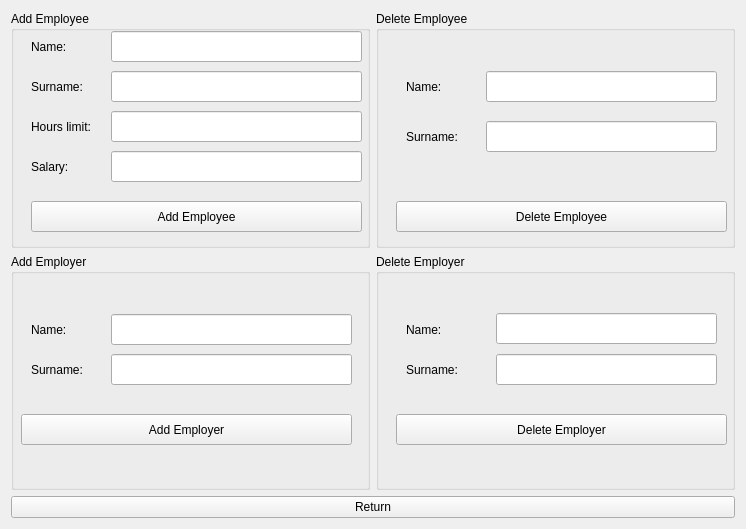
First picture: the form in Comcalen/ManageDatabase.ui, repository Rolkarolka/Comcalen, before the edit.
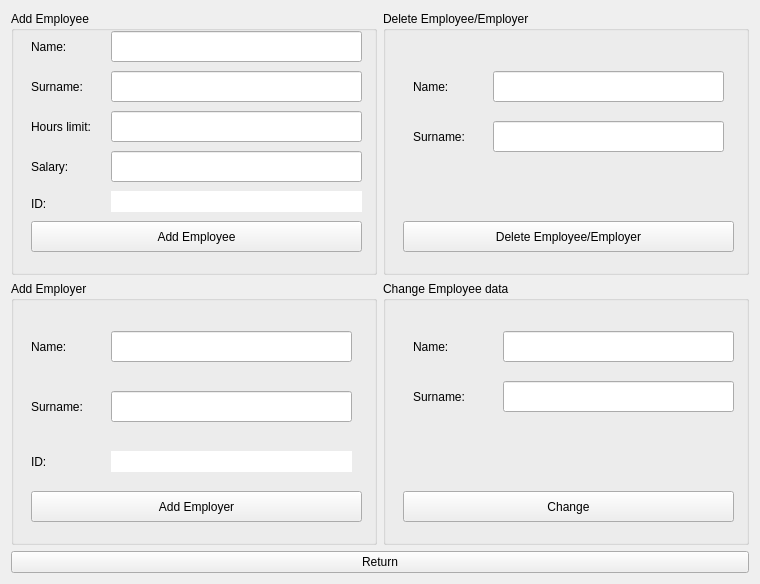
Second picture: the form after the edit. Icons and pictures are not drawn.

Commit message: implementacja manage database, zapis do pliku popsuty

Patch:
```diff
--- a/Comcalen/ManageDatabase.ui
+++ b/Comcalen/ManageDatabase.ui
@@ -6,90 +6,21 @@
    <rect>
     <x>0</x>
     <y>0</y>
-    <width>746</width>
-    <height>529</height>
+    <width>760</width>
+    <height>584</height>
    </rect>
   </property>
   <property name="windowTitle">
    <string>ManageDatabase</string>
   </property>
   <layout class="QGridLayout" name="gridLayout">
-   <item row="1" column="0">
-    <widget class="QGroupBox" name="add_employer">
-     <property name="styleSheet">
-      <string notr="true"> QGroupBox { background-image:url(:/Comcalen/background.jpg)}</string>
-     </property>
-     <property name="title">
-      <string>Add Employer</string>
-     </property>
-     <widget class="QLineEdit" name="add_name_r">
-      <property name="geometry">
-       <rect>
-        <x>100</x>
-        <y>60</y>
-        <width>241</width>
-        <height>31</height>
-       </rect>
-      </property>
-     </widget>
-     <widget class="QLineEdit" name="add_surname_r">
-      <property name="geometry">
-       <rect>
-        <x>100</x>
-        <y>100</y>
-        <width>241</width>
-        <height>31</height>
-       </rect>
-      </property>
-     </widget>
-     <widget class="QPushButton" name="add_employer_button">
-      <property name="geometry">
-       <rect>
-        <x>10</x>
-        <y>160</y>
-        <width>331</width>
-        <height>31</height>
-       </rect>
-      </property>
-      <property name="text">
-       <string>Add Employer</string>
-      </property>
-     </widget>
-     <widget class="QLabel" name="name_r">
-      <property name="geometry">
-       <rect>
-        <x>20</x>
-        <y>60</y>
-        <width>71</width>
-        <height>31</height>
-       </rect>
-      </property>
-      <property name="text">
-       <string>Name:</string>
-      </property>
-     </widget>
-     <widget class="QLabel" name="surname_r">
-      <property name="geometry">
-       <rect>
-        <x>20</x>
-        <y>100</y>
-        <width>61</width>
-        <height>31</height>
-       </rect>
-      </property>
-      <property name="text">
-       <string>Surname:</string>
-      </property>
-     </widget>
-    </widget>
-   </item>
    <item row="0" column="1">
     <widget class="QGroupBox" name="del_employee">
      <property name="styleSheet">
       <string notr="true"> QGroupBox { background-image:url(:/Comcalen/background.jpg)}</string>
      </property>
      <property name="title">
-      <string>Delete Employee</string>
+      <string>Delete Employee/Employer</string>
      </property>
      <widget class="QLineEdit" name="del_name_e">
       <property name="geometry">
@@ -115,13 +46,13 @@
       <property name="geometry">
        <rect>
         <x>20</x>
-        <y>190</y>
+        <y>210</y>
         <width>331</width>
         <height>31</height>
        </rect>
       </property>
       <property name="text">
-       <string>Delete Employee</string>
+       <string>Delete Employee/Employer</string>
       </property>
      </widget>
      <widget class="QLabel" name="surname_e_2">
@@ -159,52 +90,52 @@
      </property>
     </widget>
    </item>
-   <item row="1" column="1">
-    <widget class="QGroupBox" name="delete_employer">
+   <item row="1" column="0">
+    <widget class="QGroupBox" name="add_employer">
      <property name="styleSheet">
       <string notr="true"> QGroupBox { background-image:url(:/Comcalen/background.jpg)}</string>
      </property>
      <property name="title">
-      <string>Delete Employer</string>
+      <string>Add Employer</string>
      </property>
-     <widget class="QLineEdit" name="del_name_r">
+     <widget class="QLineEdit" name="add_name_r">
       <property name="geometry">
        <rect>
-        <x>120</x>
-        <y>59</y>
-        <width>221</width>
+        <x>100</x>
+        <y>50</y>
+        <width>241</width>
         <height>31</height>
        </rect>
       </property>
      </widget>
-     <widget class="QLineEdit" name="del_surname_r">
+     <widget class="QLineEdit" name="add_surname_r">
       <property name="geometry">
        <rect>
-        <x>120</x>
-        <y>100</y>
-        <width>221</width>
+        <x>100</x>
+        <y>110</y>
+        <width>241</width>
         <height>31</height>
        </rect>
       </property>
      </widget>
-     <widget class="QPushButton" name="del_employer_button">
+     <widget class="QPushButton" name="add_employer_button">
       <property name="geometry">
        <rect>
         <x>20</x>
-        <y>160</y>
+        <y>210</y>
         <width>331</width>
         <height>31</height>
        </rect>
       </property>
       <property name="text">
-       <string>Delete Employer</string>
+       <string>Add Employer</string>
       </property>
      </widget>
-     <widget class="QLabel" name="name_r_2">
+     <widget class="QLabel" name="name_r">
       <property name="geometry">
        <rect>
-        <x>30</x>
-        <y>60</y>
+        <x>20</x>
+        <y>50</y>
         <width>71</width>
         <height>31</height>
        </rect>
@@ -213,11 +144,11 @@
        <string>Name:</string>
       </property>
      </widget>
-     <widget class="QLabel" name="surname_r_2">
+     <widget class="QLabel" name="surname_r">
       <property name="geometry">
        <rect>
-        <x>30</x>
-        <y>100</y>
+        <x>20</x>
+        <y>110</y>
         <width>61</width>
         <height>31</height>
        </rect>
@@ -226,6 +157,35 @@
        <string>Surname:</string>
       </property>
      </widget>
+     <widget class="QLabel" name="label_6">
+      <property name="geometry">
+       <rect>
+        <x>20</x>
+        <y>170</y>
+        <width>61</width>
+        <height>21</height>
+       </rect>
+      </property>
+      <property name="text">
+       <string>ID:</string>
+      </property>
+     </widget>
+     <widget class="QLabel" name="label_8">
+      <property name="geometry">
+       <rect>
+        <x>100</x>
+        <y>170</y>
+        <width>241</width>
+        <height>21</height>
+       </rect>
+      </property>
+      <property name="styleSheet">
+       <string notr="true">QLabel{background-color:rgb(255, 255, 255)}</string>
+      </property>
+      <property name="text">
+       <string/>
+      </property>
+     </widget>
     </widget>
    </item>
    <item row="0" column="0">
@@ -280,7 +240,7 @@
       <property name="geometry">
        <rect>
         <x>20</x>
-        <y>190</y>
+        <y>210</y>
         <width>331</width>
         <height>31</height>
        </rect>
@@ -339,6 +299,117 @@
       </property>
       <property name="text">
        <string>Salary:</string>
+      </property>
+     </widget>
+     <widget class="QLabel" name="label_5">
+      <property name="geometry">
+       <rect>
+        <x>20</x>
+        <y>182</y>
+        <width>81</width>
+        <height>21</height>
+       </rect>
+      </property>
+      <property name="text">
+       <string>ID:</string>
+      </property>
+     </widget>
+     <widget class="QLabel" name="label_7">
+      <property name="geometry">
+       <rect>
+        <x>100</x>
+        <y>180</y>
+        <width>251</width>
+        <height>21</height>
+       </rect>
+      </property>
+      <property name="styleSheet">
+       <string notr="true">QLabel{background-color:rgb(255, 255, 255)}</string>
+      </property>
+      <property name="text">
+       <string/>
+      </property>
+     </widget>
+    </widget>
+   </item>
+   <item row="1" column="1">
+    <widget class="QGroupBox" name="change_employee">
+     <property name="styleSheet">
+      <string notr="true"> QGroupBox { background-image:url(:/Comcalen/background.jpg)}</string>
+     </property>
+     <property name="title">
+      <string>Change Employee data</string>
+     </property>
+     <widget class="QLineEdit" name="change_name_e">
+      <property name="geometry">
+       <rect>
+        <x>120</x>
+        <y>50</y>
+        <width>231</width>
+        <height>31</height>
+       </rect>
+      </property>
+     </widget>
+     <widget class="QLineEdit" name="change_surname_e">
+      <property name="geometry">
+       <rect>
+        <x>120</x>
+        <y>100</y>
+        <width>231</width>
+        <height>31</height>
+       </rect>
+      </property>
+     </widget>
+     <widget class="QLabel" name="name_e_3">
+      <property name="geometry">
+       <rect>
+        <x>30</x>
+        <y>50</y>
+        <width>71</width>
+        <height>31</height>
+       </rect>
+      </property>
+      <property name="text">
+       <string>Name:</string>
+      </property>
+     </widget>
+     <widget class="QLabel" name="surname_e_3">
+      <property name="geometry">
+       <rect>
+        <x>30</x>
+        <y>100</y>
+        <width>51</width>
+        <height>31</height>
+       </rect>
+      </property>
+      <property name="text">
+       <string>Surname:</string>
+      </property>
+     </widget>
+     <widget class="QPushButton" name="change_employee_button">
+      <property name="geometry">
+       <rect>
+        <x>20</x>
+        <y>210</y>
+        <width>331</width>
+        <height>31</height>
+       </rect>
+      </property>
+      <property name="text">
+       <string>Change</string>
+      </property>
+     </widget>
+     <widget class="QLabel" name="label">
+      <property name="geometry">
+       <rect>
+        <x>280</x>
+        <y>160</y>
+        <width>61</width>
+        <height>21</height>
+       </rect>
+      </property>
+      <property name="text">
+       <string/>
       </property>
      </widget>
     </widget>
```
Left out of the diff: 15 changed lines with no effect on the pictures. The commit also changes 11 other files.
